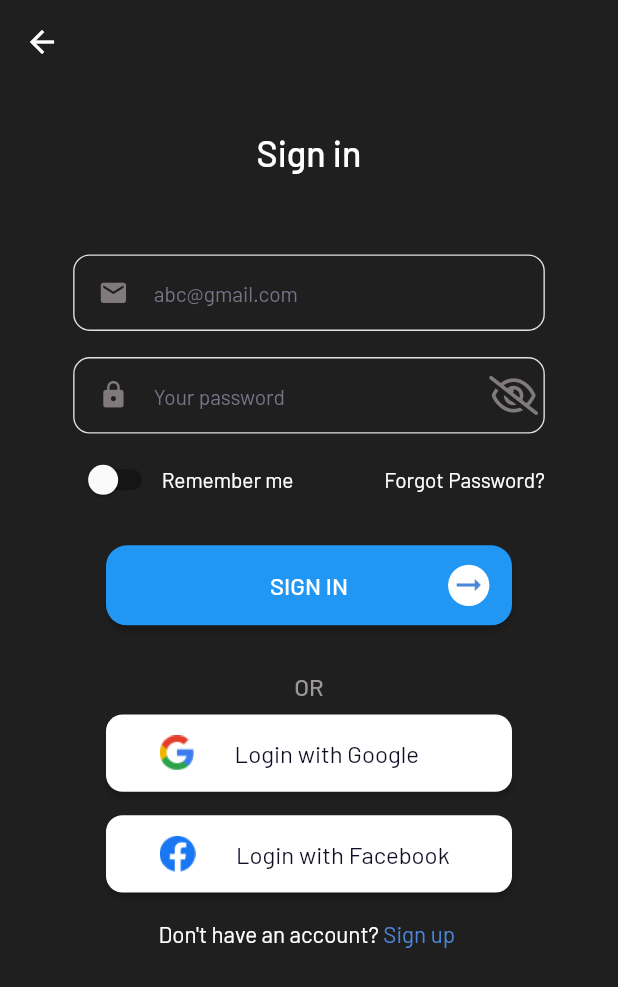
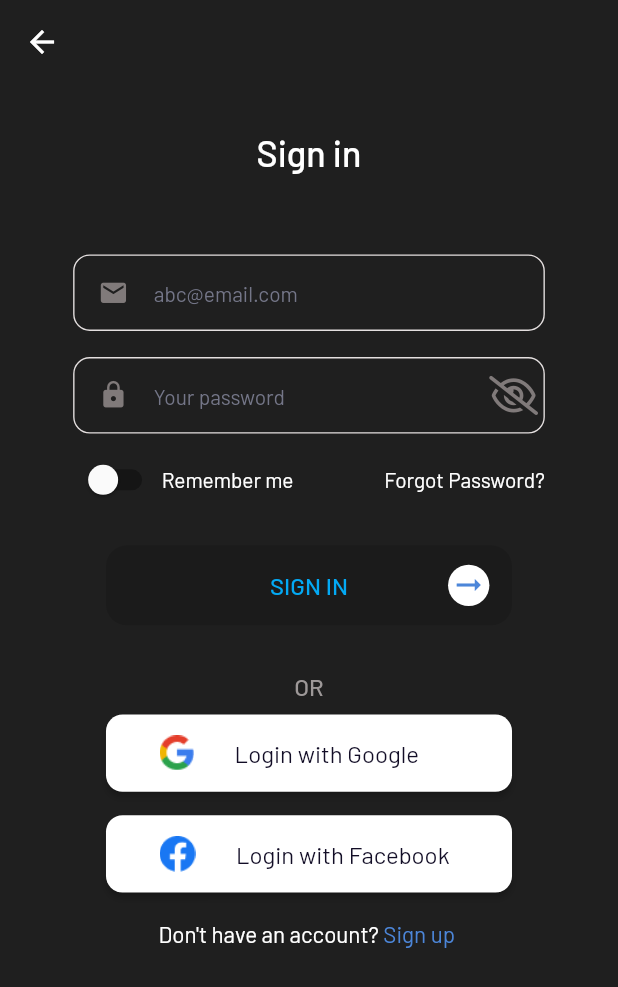
Before and after one commit to dulajdanu/suntech-it-e-com-app, a Flutter app: the screen it shows after launch, after a tap on "login", on a phone screen of 412 x 824 dp. Shown: the top 987 px of the screen. Run offline on Flutter 3.47's test engine with Material 2 defaults, Android fonts, the phone set to English and light mode, and no system bars; our stand-ins replace dartz, flutter_bloc, flutter_screenutil, font_awesome_flutter, formz, freezed_annotation and 2 more.

Commit message:
sign in form validation added

```diff
--- a/lib/features/auth/login/bloc/login_event.dart
+++ b/lib/features/auth/login/bloc/login_event.dart
@@ -1,4 +1,11 @@
 part of 'login_bloc.dart';
 
-@immutable
-abstract class LoginEvent {}
+@freezed
+class LoginEvent with _$LoginEvent {
+  const factory LoginEvent.emailChanged(String value) = _EmailChangedEvent;
+  const factory LoginEvent.passwordChanged(String value) =
+      _PasswordChangedEvent;
+
+  const factory LoginEvent.submit() = _SubmitEvent;
+  const factory LoginEvent.rememberUser() = _RememberUserEvent;
+}
--- a/lib/features/auth/login/bloc/login_state.dart
+++ b/lib/features/auth/login/bloc/login_state.dart
@@ -1,6 +1,21 @@
 part of 'login_bloc.dart';
 
-@immutable
-abstract class LoginState {}
+@freezed
+class LoginState with _$LoginState {
+  const factory LoginState({
+    ///email of the user
+    @Default(Email.pure()) Email email,
 
-class LoginInitial extends LoginState {}
+    ///password of the user
+    @Default(Password.pure()) Password password,
+
+    ///Status of the input form
+    @Default(FormzStatus.pure) FormzStatus loginFormStatus,
+
+    ///To Check whether Remember the user or not
+    @Default(false) bool rememberUser,
+
+    ///The error message for invalid input
+    String? submissionFailureMessage,
+  }) = _LoginState;
+}
--- a/lib/features/auth/login/presentation/pages/login_page.dart
+++ b/lib/features/auth/login/presentation/pages/login_page.dart
@@ -1,4 +1,6 @@
 import 'package:flutter/material.dart';
+import 'package:flutter_bloc/flutter_bloc.dart';
+import 'package:suntech_it_e_com_app/features/auth/login/bloc/login_bloc.dart';
 import 'package:suntech_it_e_com_app/features/auth/login/presentation/pages/login_view.dart';
 
 class LoginPage extends StatelessWidget {
@@ -6,6 +8,9 @@ class LoginPage extends StatelessWidget {
 
   @override
   Widget build(BuildContext context) {
-    return const LoginView();
+    return BlocProvider(
+      create: (context) => LoginBloc(),
+      child: const LoginView(),
+    );
   }
 }
--- a/lib/features/auth/login/presentation/pages/login_view.dart
+++ b/lib/features/auth/login/presentation/pages/login_view.dart
@@ -2,9 +2,13 @@ import 'package:flutter/material.dart';
 import 'package:flutter_screenutil/flutter_screenutil.dart';
 import 'package:suntech_it_e_com_app/core/constants/app_constants.dart';
 import 'package:suntech_it_e_com_app/core/widgets/custom_widgets.dart';
+import 'package:suntech_it_e_com_app/features/auth/login/bloc/login_bloc.dart';
+import 'package:suntech_it_e_com_app/features/auth/login/presentation/widgets/login_bloc_builder.dart';
+import 'package:suntech_it_e_com_app/features/auth/login/presentation/widgets/login_button_widget.dart';
 import 'package:suntech_it_e_com_app/features/auth/reset_password/presentation/pages/reset_password_page.dart';
 import 'package:suntech_it_e_com_app/features/auth/sign_up/presentation/pages/sign_up_page.dart';
-import 'package:suntech_it_e_com_app/features/auth/widgets/auth_action_button_widget.dart';
+import 'package:suntech_it_e_com_app/features/auth/widgets/email_input_widget.dart';
+import 'package:suntech_it_e_com_app/features/auth/widgets/password_input_widget.dart';
 import 'package:suntech_it_e_com_app/features/auth/widgets/social_media_sign_in_button_widget.dart';
 
 class LoginView extends StatelessWidget {
@@ -22,23 +26,14 @@ class LoginView extends StatelessWidget {
             textStyle: AppConstants.headingTextStyle,
             containerAlignment: Alignment.center,
           ),
-          TextFieldCustom(
-            margins: EdgeInsets.symmetric(
-              horizontal: AppConstants.defaultHorizontalMargin,
-            ),
-            hintText: "abc@gmail.com",
-            prefixIcon: Icons.mail,
+          const EmailInputWidget(
+            isLogin: true,
           ),
           SizedBox(
             height: 19.h,
           ),
-          TextFieldCustom(
-            margins: EdgeInsets.symmetric(
-              horizontal: AppConstants.defaultHorizontalMargin,
-            ),
-            hintText: "Your password",
-            prefixIcon: Icons.lock,
-            obscureText: true,
+          const PasswordInputWidget(
+            isLogin: true,
           ),
           SizedBox(
             height: 22.h,
@@ -50,16 +45,16 @@ class LoginView extends StatelessWidget {
                 horizontal: AppConstants.defaultHorizontalMargin),
             child: Row(
               children: [
-                Switch(
-                  //todo add the correct widget here like in the design
-                  // This bool value toggles the switch.
-                  value: false,
-                  activeColor: Colors.red,
-                  onChanged: (bool value) {
-                    // This is called when the user toggles the switch.
-                    // setState(() {
-                    //   light = value;
-                    // });
+                LoginBlocBuilder(
+                  builder: (context, state) {
+                    return Switch(
+                      //todo add the correct widget here like in the design
+                      value: state.rememberUser,
+                      activeColor: AppConstants.mainBlueColor,
+                      onChanged: (bool value) {
+                        context.addLoginEvent(const LoginEvent.rememberUser());
+                      },
+                    );
                   },
                 ),
                 TextCustomWidget(
@@ -102,10 +97,7 @@ class LoginView extends StatelessWidget {
             height: 36.h,
           ),
           //
-          AuthActionButtonWidget(
-            buttonText: "Sign in",
-            callback: () {},
-          ),
+          const LoginButtonWidget(),
           TextCustomWidget(
             text: "OR",
             marginTop: 34.h,
--- /dev/null
+++ b/lib/features/auth/login/presentation/widgets/login_button_widget.dart
@@ -0,0 +1,21 @@
+import 'package:flutter/material.dart';
+import 'package:formz/formz.dart';
+import 'package:suntech_it_e_com_app/features/auth/login/presentation/widgets/login_bloc_builder.dart';
+import 'package:suntech_it_e_com_app/features/auth/widgets/auth_action_button_widget.dart';
+
+class LoginButtonWidget extends StatelessWidget {
+  const LoginButtonWidget({Key? key}) : super(key: key);
+
+  @override
+  Widget build(BuildContext context) {
+    return LoginBlocBuilder(
+      buildWhen: (previous, current) =>
+          previous.loginFormStatus != current.loginFormStatus,
+      builder: (context, state) => AuthActionButtonWidget(
+        isDisabled: state.loginFormStatus != FormzStatus.valid,
+        buttonText: "Sign in",
+        callback: () {},
+      ),
+    );
+  }
+}
--- a/lib/features/auth/widgets/email_input_widget.dart
+++ b/lib/features/auth/widgets/email_input_widget.dart
@@ -1,6 +1,9 @@
 import 'package:flutter/material.dart';
 import 'package:flutter_screenutil/flutter_screenutil.dart';
+import 'package:suntech_it_e_com_app/core/constants/app_constants.dart';
 import 'package:suntech_it_e_com_app/core/widgets/custom_widgets.dart';
+import 'package:suntech_it_e_com_app/features/auth/login/bloc/login_bloc.dart';
+import 'package:suntech_it_e_com_app/features/auth/login/presentation/widgets/login_bloc_builder.dart';
 import 'package:suntech_it_e_com_app/features/auth/sign_up/bloc/sign_up_bloc.dart';
 import 'package:suntech_it_e_com_app/features/auth/sign_up/presentation/widgets/sign_up_bloc_builder.dart';
 
@@ -11,27 +14,25 @@ class EmailInputWidget extends StatelessWidget {
   @override
   Widget build(BuildContext context) {
     if (isLogin == true) {
-//       return LoginBlocBuilder(
-//         buildWhen: (previous, current) => previous.email != current.email,
-//         builder: (context, state) {
-//           return TextFieldCustom(
-//                         key: const Key('loginForm_emailInput_textField'),
-//             // onValueChanged: (email) =>
-//             //     context.read<LoginBloc>().add(LoginEvent),
-//             keyboardType: TextInputType.emailAddress,
-// errorText: state.email.invalid
-//                 ? state.email.error?.validationMessage
-//                 : null,
-//             hintText: "abc@email.com",
-//             margins: EdgeInsets.only(
-//               bottom: 19.h,
-//             ),
-//             prefixIcon: Icons.mail, //todo add the correct icon here
-//           );
-
-//         },
-//       );
-      return const Text("fdfdfddf");
+      return LoginBlocBuilder(
+        buildWhen: (previous, current) => previous.email != current.email,
+        builder: (context, state) {
+          return TextFieldCustom(
+            key: const Key('loginForm_emailInput_textField'),
+            onValueChanged: (email) =>
+                context.addLoginEvent(LoginEvent.emailChanged(email)),
+            keyboardType: TextInputType.emailAddress,
+            errorText: state.email.invalid
+                ? state.email.error?.validationMessage
+                : null,
+            hintText: "abc@email.com",
+            margins: EdgeInsets.symmetric(
+              horizontal: AppConstants.defaultHorizontalMargin,
+            ),
+            prefixIcon: Icons.mail, //todo add the correct icon here
+          );
+        },
+      );
     } else {
       return SignUpBlocBuilder(
         buildWhen: (previous, current) => previous.email != current.email,
--- a/lib/features/auth/widgets/password_input_widget.dart
+++ b/lib/features/auth/widgets/password_input_widget.dart
@@ -1,7 +1,8 @@
 import 'package:flutter/material.dart';
-import 'package:flutter_bloc/flutter_bloc.dart';
 import 'package:flutter_screenutil/flutter_screenutil.dart';
+import 'package:suntech_it_e_com_app/core/constants/app_constants.dart';
 import 'package:suntech_it_e_com_app/core/widgets/custom_widgets.dart';
+import 'package:suntech_it_e_com_app/features/auth/login/bloc/login_bloc.dart';
 import 'package:suntech_it_e_com_app/features/auth/login/presentation/widgets/login_bloc_builder.dart';
 import 'package:suntech_it_e_com_app/features/auth/sign_up/bloc/sign_up_bloc.dart';
 import 'package:suntech_it_e_com_app/features/auth/sign_up/presentation/widgets/sign_up_bloc_builder.dart';
@@ -16,29 +17,31 @@ class PasswordInputWidget extends StatelessWidget {
   @override
   Widget build(BuildContext context) {
     if (isLogin == true) {
-      // return LoginBlocBuilder(
-      //   buildWhen: (previous, current) => previous.password != current.password,
-      //   builder: (context, state) => TextFieldCustom(
-      //     key: const Key('loginForm_passwordInput_textField'),
-      //     onValueChanged: (password) =>
-      //         context.read<LoginCubit>().onPasswordChanged(password),
-      //     keyboardType: TextInputType.visiblePassword,
-      //     labelText: "Password",
-      //     prefixIcon: Icons.lock,
-      //     suffixIcon: IconButton(
-      //       onPressed: () {},
-      //       icon: const Icon(
-      //         Icons.remove_red_eye,
-      //         size: 26.0,
-      //       ),
-      //     ),
-      //     errorText: state.password.invalid
-      //         ? state.password.error?.validationMessage
-      //         : null,
-      //     margins: EdgeInsets.symmetric(horizontal: 20.w, vertical: 10.h),
-      //   ),
-      // );
-      return const Text("ddsds");
+      return LoginBlocBuilder(
+        buildWhen: (previous, current) => previous.password != current.password,
+        builder: (context, state) => TextFieldCustom(
+          margins: EdgeInsets.symmetric(
+            horizontal: AppConstants.defaultHorizontalMargin,
+          ),
+          hintText: "Your password",
+          prefixIcon: Icons.lock,
+          obscureText: true,
+          key: const Key('loginForm_passwordInput_textField'),
+          onValueChanged: (password) =>
+              context.addLoginEvent(LoginEvent.passwordChanged(password)),
+          keyboardType: TextInputType.visiblePassword,
+          suffixIcon: IconButton(
+            onPressed: () {},
+            icon: const Icon(
+              Icons.remove_red_eye,
+              size: 26.0,
+            ),
+          ),
+          errorText: state.password.invalid
+              ? state.password.error?.validationMessage
+              : null,
+        ),
+      );
     } else {
       return SignUpBlocBuilder(
         buildWhen: (previous, current) =>
```
Also changed, not shown: lib/features/auth/login/bloc/login_bloc.dart (+34 -5 lines), lib/features/auth/login/bloc/login_bloc.freezed.dart (added).
